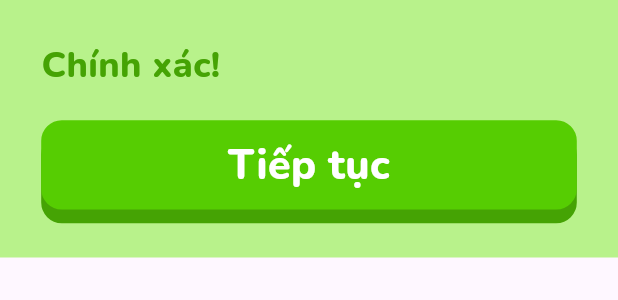
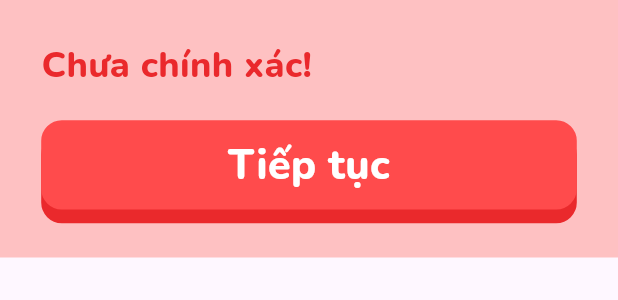
Before and after one commit to 21020549-Tran-Tuan-Nghia/UI-Design_INT3115, a Flutter app: the QuestionResult widget shown alone on an empty page, opened directly with empty values, on a phone screen of 412 x 824 dp. Shown: the top 300 px of the screen. Run offline on Flutter 3.47's test engine with Material 3 defaults, Android fonts, the phone set to English and light mode, and no system bars; our stand-ins replace dio, flutter_secure_storage, shared_preferences, visibility_detector, youtube_player_flutter; accounts and stored records are empty; network calls fail.

Commit message:
feat: user model & wrong question result

```diff
--- a/lib/models/user.dart
+++ b/lib/models/user.dart
@@ -2,12 +2,14 @@ class User {
   final String id;
   int streak;
   final String username;
-  final String lastLearnAt;
+  String lastLearnAt;
+  int exp;
 
   User(
       {required this.id,
       required this.streak,
       required this.username,
+      required this.exp,
       required this.lastLearnAt});
 
   static User fromJson(Map<dynamic, dynamic> json) {
@@ -16,6 +18,7 @@ class User {
       id: data["id"],
       streak: data["streak"],
       username: data["username"],
+      exp: data["exp"],
       lastLearnAt: data["last_learn_at"],
     );
   }
--- a/lib/views/quiz/quiz_view.dart
+++ b/lib/views/quiz/quiz_view.dart
@@ -152,6 +152,7 @@ class _QuizViewState extends State<QuizView> with TickerProviderStateMixin {
                       position: _animation,
                       child:
                           _isBoxVisible ? QuestionResult(
+                            type: quizController.checkAnswer(questionIndex) ? "correct" : "wrong",
                             callBack: () {
                               if (quizController.checkAnswer(questionIndex)) {
                                 count += 1;
--- a/lib/views/quiz/widgets/question_result.dart
+++ b/lib/views/quiz/widgets/question_result.dart
@@ -6,7 +6,8 @@ import 'package:viet_chronicle/views/widgets/button/vc_button.dart';
 class QuestionResult extends StatelessWidget {
   final VCButtonController btResumeController = VCButtonController();
   final VoidCallback callBack;
-  QuestionResult({super.key, required this.callBack});
+  final String type;
+  QuestionResult({super.key, required this.callBack, required this.type});
 
   @override
   Widget build(BuildContext context) {
@@ -21,36 +22,43 @@ class QuestionResult extends StatelessWidget {
             child: Container(
               width: 360 * viewportRatio,
               height: 150 * viewportRatio,
-              color: const Color(0xFFB8F28B),
+              color: type == 'correct' ?
+              const Color(0xFFB8F28B) :
+              ColorStyles.lightRed,
             ),
           ),
-          const Positioned(
+          Positioned(
             left: 24 * viewportRatio,
             top: 24 * viewportRatio,
             child: SizedBox(
               width: 312 * viewportRatio,
               height: 27 * viewportRatio,
               child: Text(
-                'Chính xác!',
+                type == 'correct' ? 'Chính xác!': 'Chưa chính xác!',
                 style: TextStyle(
-                  color: Color(0xFF45A304),
+                  color: type == 'correct' ? ColorStyles.mossGreen : ColorStyles.darkRed,
                   fontSize: 24,
                   fontFamily: 'Nunito',
                   fontWeight: FontWeight.w800,
                   height: 0,
                 ),
-              ),
+              )
             ),
           ),
           Positioned(
             left: 24 * viewportRatio,
             top: 70 * viewportRatio,
-            child: VCButton.primaryGreen(
-              "Tiếp tục",
-              () {
+            child: VCButton(
+              labelText: "Tiếp tục",
+              textColor: ColorStyles.snowWhite,
+              shadowTextColor: ColorStyles.snowWhite,
+              shadowColor: type=="correct" ? ColorStyles.mossGreen : ColorStyles.darkRed,
+              backgroundColor: type=="correct" ? ColorStyles.leafGreen : ColorStyles.wrongRed,
+              borderColor: type=="correct" ? ColorStyles.leafGreen : ColorStyles.wrongRed,
+              callback: () {
                 callBack();
               },
-              btResumeController,
+              controller: btResumeController,
               locked: false,
             ),
           ),
--- a/lib/views/unit/widgets/progress_bar.dart
+++ b/lib/views/unit/widgets/progress_bar.dart
@@ -8,7 +8,7 @@ class ProgressBar extends StatelessWidget {
 
   @override
   Widget build(BuildContext context) {
-    return Container(
+    return SizedBox(
       width: 249 * viewportRatio,
       height: 24,
       child: Stack(
```
